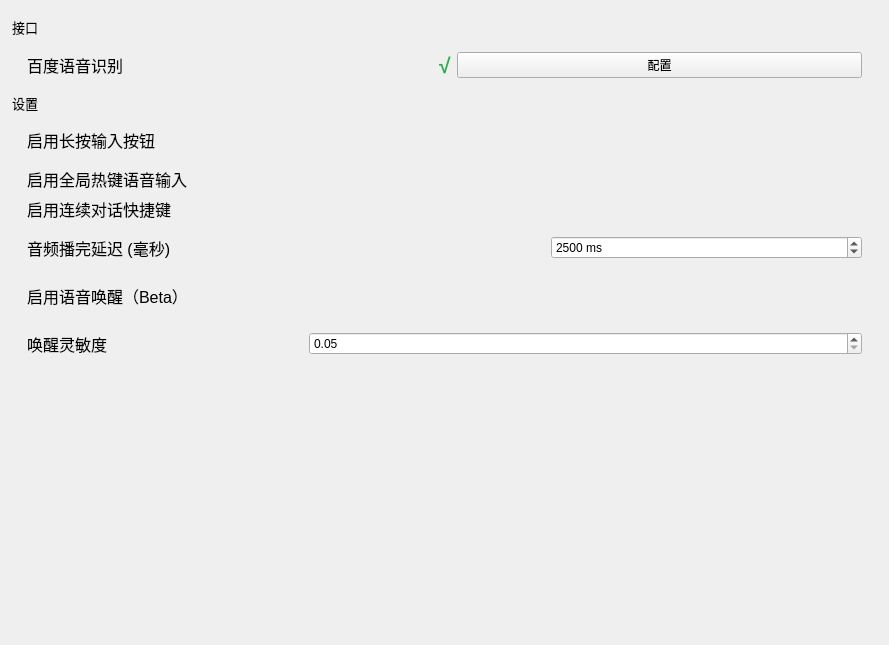
First picture: the form in Mandarin/windows/setting/child/settingchild_speech.ui, repository Mandarin715/Mandarin, before the edit.
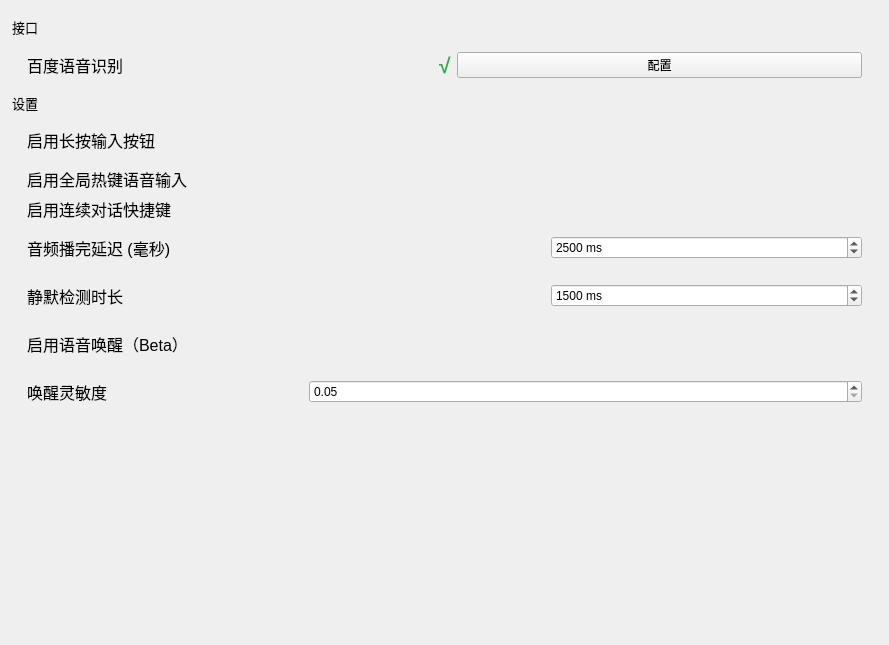
Second picture: the form after the edit. Custom widgets are drawn as their Qt base class.

Commit message:
fix: 音频设备热切换 + 静默检测自定义 + 录音误触修复 (v1.7.3)
修复:
- 音频输出设备跟随系统默认 (VITS 播放每次重建 QAudioOutput)
- 连续对话模式第二轮异常启动录音 (加 m_streamVitsEnabled 守卫)
- 点按录音键误触后残留'录音中…'文字

新增:
- 静默检测时长可自定义 (500-5000ms, 默认1500ms)
- 大一入门指南文档

```diff
--- a/Mandarin/windows/setting/child/settingchild_speech.ui
+++ b/Mandarin/windows/setting/child/settingchild_speech.ui
@@ -352,6 +352,40 @@
          </layout>
         </widget>
        </item>
+       <item>
+        <widget class="ElaScrollPageArea" name="widget_SilenceTimeout" native="true">
+         <property name="toolTip">
+          <string>录音时连续静默超过此时间则自动停止录音（单位：毫秒）</string>
+         </property>
+         <layout class="QHBoxLayout" name="horizontalLayout_SilenceTimeout" stretch="5,3">
+          <property name="leftMargin">
+           <number>15</number>
+          </property>
+          <property name="rightMargin">
+           <number>15</number>
+          </property>
+          <item>
+           <widget class="ElaText" name="label_SilenceTimeout">
+            <property name="font">
+             <font><pointsize>12</pointsize></font>
+            </property>
+            <property name="text">
+             <string>静默检测时长</string>
+            </property>
+           </widget>
+          </item>
+          <item>
+           <widget class="QSpinBox" name="spinBox_SilenceTimeout">
+            <property name="minimum"><number>500</number></property>
+            <property name="maximum"><number>5000</number></property>
+            <property name="singleStep"><number>500</number></property>
+            <property name="value"><number>1500</number></property>
+            <property name="suffix"><string> ms</string></property>
+           </widget>
+          </item>
+         </layout>
+        </widget>
+       </item>
        <item>
        <widget class="ElaScrollPageArea" name="widget_WakeWord" native="true">
          <property name="toolTip">
```
The commit also changes 5 other files.
